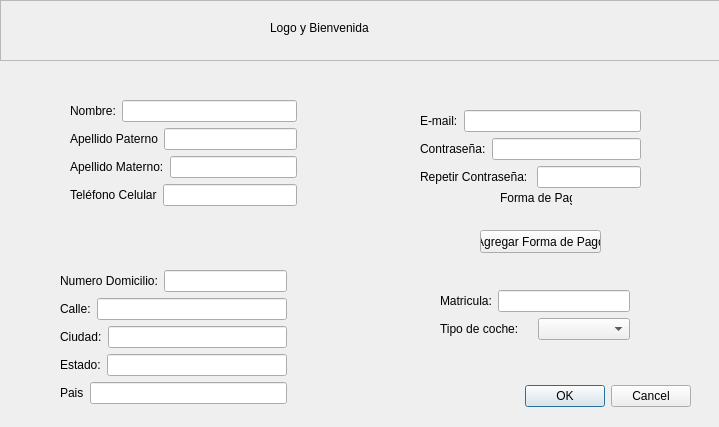
The window that ParkingLotSystem1.0/registar_clienteb.ui (Jheb1024/Park_lot_System) describes before a commit, drawn with Qt 5.
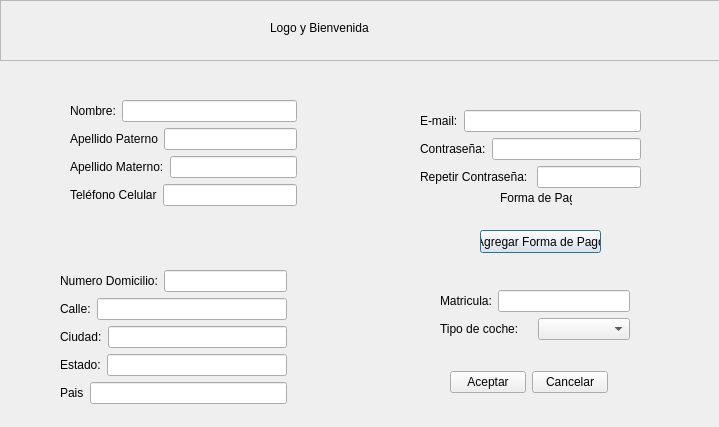
The same window after the commit. Icons and pictures are not drawn.

```diff
--- a/ParkingLotSystem1.0/registar_clienteb.ui
+++ b/ParkingLotSystem1.0/registar_clienteb.ui
@@ -10,25 +10,25 @@
     <height>427</height>
    </rect>
   </property>
+  <property name="minimumSize">
+   <size>
+    <width>700</width>
+    <height>400</height>
+   </size>
+  </property>
+  <property name="maximumSize">
+   <size>
+    <width>800</width>
+    <height>500</height>
+   </size>
+  </property>
   <property name="windowTitle">
    <string>Dialog</string>
   </property>
-  <widget class="QDialogButtonBox" name="Accion_buttonBox">
-   <property name="geometry">
-    <rect>
-     <x>350</x>
-     <y>380</y>
-     <width>341</width>
-     <height>32</height>
-    </rect>
-   </property>
-   <property name="orientation">
-    <enum>Qt::Horizontal</enum>
-   </property>
-   <property name="standardButtons">
-    <set>QDialogButtonBox::Cancel|QDialogButtonBox::Ok</set>
-   </property>
-  </widget>
+  <property name="windowIcon">
+   <iconset>
+    <normaloff>icono.png</normaloff>icono.png</iconset>
+  </property>
   <widget class="QFrame" name="frame">
    <property name="geometry">
     <rect>
@@ -328,6 +328,32 @@
     </item>
    </layout>
   </widget>
+  <widget class="QWidget" name="">
+   <property name="geometry">
+    <rect>
+     <x>450</x>
+     <y>370</y>
+     <width>158</width>
+     <height>25</height>
+    </rect>
+   </property>
+   <layout class="QHBoxLayout" name="horizontalLayout_15">
+    <item>
+     <widget class="QPushButton" name="Aceptar_pushButton">
+      <property name="text">
+       <string>Aceptar</string>
+      </property>
+     </widget>
+    </item>
+    <item>
+     <widget class="QPushButton" name="Cancelar_pushButton">
+      <property name="text">
+       <string>Cancelar</string>
+      </property>
+     </widget>
+    </item>
+   </layout>
+  </widget>
  </widget>
  <resources/>
  <connections>
```
Left out of the diff: 47 changed lines with no effect on the pictures.
